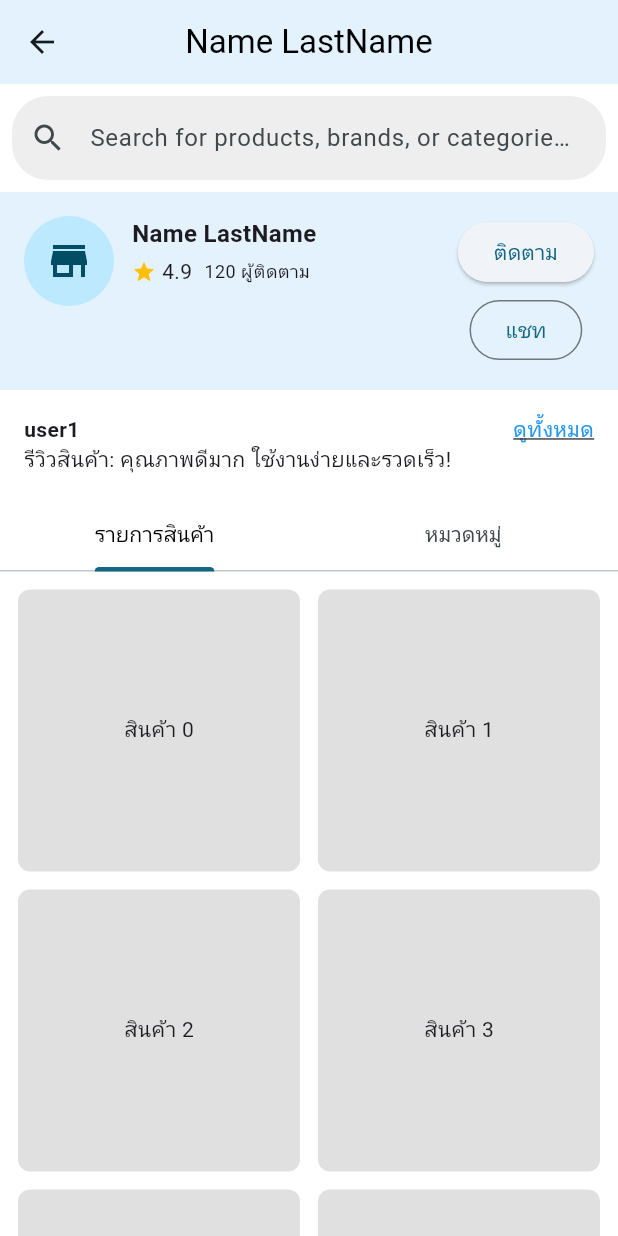
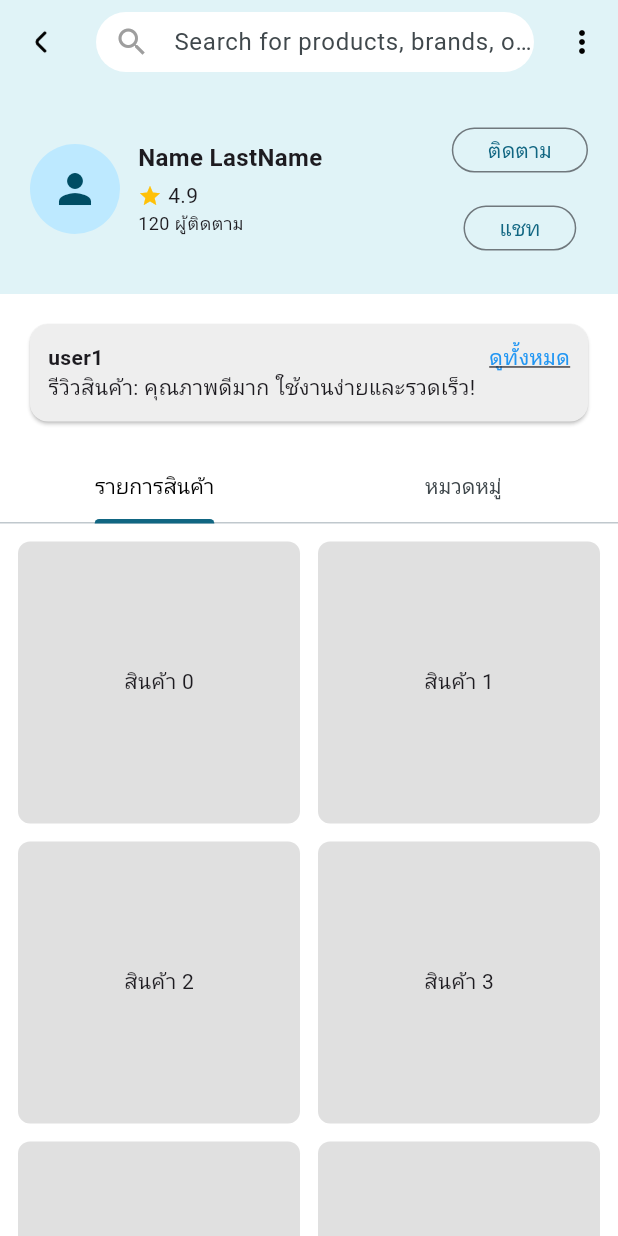
Before and after one commit to sareefhub/Locaza, a Flutter app: the StoreScreen screen opened directly with empty values, on a phone screen of 412 x 824 dp. Run offline on Flutter 3.47's test engine with Material 3 defaults, Android fonts, the phone set to English and light mode, and no system bars; our stand-ins replace awesome_dialog, dropdown_button2, flutter_riverpod, go_router, google_fonts, image_picker and 2 more; accounts and stored records are empty; network calls fail; Roboto replaces fonts that are missing (Sarabun).

Commit message:
refactor(store): StoreScreen to use NestedScrollView with fixed TabBar and searchable AppBar

```diff
--- a/frontend/lib/features/store/presentation/screens/store_screen.dart
+++ b/frontend/lib/features/store/presentation/screens/store_screen.dart
@@ -23,7 +23,7 @@ final storeProvider = Provider<Map<String, dynamic>>((ref) {
   };
 });
 
-class StoreScreen extends ConsumerWidget {
+class StoreScreen extends ConsumerStatefulWidget {
   final String storeId;
   final bool isOwner;
   final Map<String, dynamic>? seller;
@@ -36,61 +36,99 @@ class StoreScreen extends ConsumerWidget {
   });
 
   @override
-  Widget build(BuildContext context, WidgetRef ref) {
-    // ใช้ ! เพื่อบังคับ non-null
-    final store = seller ?? ref.watch(storeProvider)!;
+  ConsumerState<StoreScreen> createState() => _StoreScreenState();
+}
 
-    return DefaultTabController(
-      length: 2,
-      child: Scaffold(
+class _StoreScreenState extends ConsumerState<StoreScreen>
+    with SingleTickerProviderStateMixin {
+  final TextEditingController _searchController = TextEditingController();
+  String searchQuery = "";
+  late TabController _tabController;
+
+  @override
+  void initState() {
+    super.initState();
+    _tabController = TabController(length: 2, vsync: this);
+  }
+
+  @override
+  void dispose() {
+    _searchController.dispose();
+    _tabController.dispose();
+    super.dispose();
+  }
+
+  @override
+  Widget build(BuildContext context) {
+    final store = widget.seller ?? ref.watch(storeProvider);
+
+    return Scaffold(
       backgroundColor: Colors.white,
       appBar: AppBar(
-          backgroundColor: Colors.blue[50],
+        backgroundColor: const Color(0xFFE0F3F7),
         elevation: 0,
-          title: Text(
-            store["name"] ?? "ร้านค้า",
-            style: const TextStyle(color: Colors.black),
+        leading: IconButton(
+          icon: Image.asset(
+            'assets/icons/angle-small-left.png',
+            width: 24,
+            height: 24,
           ),
-          centerTitle: true,
+          onPressed: () => context.pop(),
         ),
-        body: SafeArea(
+        titleSpacing: 0,
+        title: Container(
+          margin: const EdgeInsets.symmetric(horizontal: 8),
+          height: 40,
+          decoration: BoxDecoration(
+            color: Colors.white,
+            borderRadius: BorderRadius.circular(24),
+          ),
+          child: TextField(
+            controller: _searchController,
+            decoration: const InputDecoration(
+              hintText: "Search for products, brands, or categories...",
+              border: InputBorder.none,
+              prefixIcon: Icon(Icons.search, color: Colors.grey),
+              contentPadding: EdgeInsets.symmetric(vertical: 10),
+            ),
+            onChanged: (value) {
+              setState(() {
+                searchQuery = value;
+              });
+            },
+          ),
+        ),
+        centerTitle: false,
+        actions: [
+          IconButton(
+            icon: const Icon(Icons.more_vert, color: Colors.black),
+            onPressed: () {},
+          ),
+        ],
+      ),
+      body: NestedScrollView(
+        headerSliverBuilder: (context, innerBoxIsScrolled) => [
+          // 🏪 ส่วนหัวของร้าน + รีวิว
+          SliverToBoxAdapter(
             child: Column(
               children: [
-              // 🔎 Search bar
-              Padding(
-                padding: const EdgeInsets.all(8.0),
-                child: TextField(
-                  decoration: InputDecoration(
-                    hintText: "Search for products, brands, or categories...",
-                    prefixIcon: const Icon(Icons.search),
-                    filled: true,
-                    fillColor: Colors.grey[200],
-                    border: OutlineInputBorder(
-                      borderRadius: BorderRadius.circular(24),
-                      borderSide: BorderSide.none,
-                    ),
-                  ),
-                ),
-              ),
-
-              // 🏪 Store Header
+                // 🏪 ส่วนหัวร้าน
                 Container(
-                color: Colors.blue[50],
-                padding: const EdgeInsets.all(16),
+                  color: const Color(0xFFE0F3F7),
+                  padding: const EdgeInsets.all(20),
                   child: Row(
-                  crossAxisAlignment: CrossAxisAlignment.start,
                     children: [
                       CircleAvatar(
                         radius: 30,
                         backgroundImage:
-                          (store["avatar_url"] != null &&
-                              (store["avatar_url"] as String).isNotEmpty)
-                          ? NetworkImage(store["avatar_url"])
+                            (store?["avatar_url"] != null &&
+                                (store?["avatar_url"] as String).isNotEmpty)
+                            ? NetworkImage(store!["avatar_url"])
                             : null,
                         child:
-                          (store["avatar_url"] == null ||
-                              (store["avatar_url"] as String).isEmpty)
-                          ? const Icon(Icons.store, size: 32)
+                            (store?["avatar_url"] == null ||
+                                (store?["avatar_url"] as String).isEmpty)
+                            ? const Icon(Icons.person, size: 32)
                             : null,
                       ),
                       const SizedBox(width: 12),
@@ -99,7 +137,7 @@ class StoreScreen extends ConsumerWidget {
                           crossAxisAlignment: CrossAxisAlignment.start,
                           children: [
                             Text(
-                            store["name"] ?? "ร้านค้า",
+                              store?["name"] ?? "ร้านค้า",
                               style: const TextStyle(
                                 fontSize: 16,
                                 fontWeight: FontWeight.bold,
@@ -114,26 +152,31 @@ class StoreScreen extends ConsumerWidget {
                                   color: Colors.amber,
                                 ),
                                 const SizedBox(width: 4),
-                              Text("${store["rating"] ?? 0}"),
-                              const SizedBox(width: 8),
+                                Text("${store?["rating"] ?? 0}"),
+                              ],
+                            ),
                             Text(
-                                "${store["followers"] ?? 0} ผู้ติดตาม",
+                              "${store?["followers"] ?? 0} ผู้ติดตาม",
                               style: const TextStyle(fontSize: 12),
                             ),
                           ],
                         ),
-                        ],
                       ),
-                    ),
-                    if (!isOwner)
+                      if (!widget.isOwner)
                         Column(
                           children: [
-                          ElevatedButton(
+                            OutlinedButton(
+                              style: OutlinedButton.styleFrom(
+                                minimumSize: const Size(70, 30),
+                              ),
                               onPressed: () {},
                               child: const Text("ติดตาม"),
                             ),
                             const SizedBox(height: 4),
                             OutlinedButton(
+                              style: OutlinedButton.styleFrom(
+                                minimumSize: const Size(70, 30),
+                              ),
                               onPressed: () {},
                               child: const Text("แชท"),
                             ),
@@ -143,7 +186,7 @@ class StoreScreen extends ConsumerWidget {
                   ),
                 ),
 
-              // 💬 Review Section
+                // 💬 รีวิว
                 Container(
                   width: double.infinity,
                   color: Colors.white,
@@ -152,23 +195,29 @@ class StoreScreen extends ConsumerWidget {
                     vertical: 16,
                   ),
                   child:
-                    (store["reviews"] != null &&
-                        (store["reviews"] as List).isNotEmpty)
-                    ? Row(
+                      (store?["reviews"] != null &&
+                          (store?["reviews"] as List).isNotEmpty)
+                      ? Card(
+                          color: Colors.grey[200],
+                          child: Padding(
+                            padding: const EdgeInsets.all(12),
+                            child: Row(
                               crossAxisAlignment: CrossAxisAlignment.start,
                               children: [
                                 Expanded(
                                   child: Column(
-                              crossAxisAlignment: CrossAxisAlignment.start,
+                                    crossAxisAlignment:
+                                        CrossAxisAlignment.start,
                                     children: [
                                       Text(
-                                  (store["reviews"][0]["user"] ?? '') as String,
+                                        (store?["reviews"][0]["user"] ?? '')
+                                            as String,
                                         style: const TextStyle(
                                           fontWeight: FontWeight.bold,
                                         ),
                                       ),
                                       Text(
-                                  (store["reviews"][0]["comment"] ?? '')
+                                        (store?["reviews"][0]["comment"] ?? '')
                                             as String,
                                       ),
                                     ],
@@ -186,9 +235,9 @@ class StoreScreen extends ConsumerWidget {
                                         ),
                                       ),
                                       builder: (_) => ViewReviewScreen(
-                                  storeName: store["name"],
-                                  reviews: store["reviews"],
-                                  isOwner: isOwner,
+                                        storeName: store?["name"] ?? "ร้านค้า",
+                                        reviews: store?["reviews"] ?? [],
+                                        isOwner: widget.isOwner,
                                       ),
                                     );
                                   },
@@ -201,6 +250,8 @@ class StoreScreen extends ConsumerWidget {
                                   ),
                                 ),
                               ],
+                            ),
+                          ),
                         )
                       : const Center(
                           child: Text(
@@ -209,61 +260,61 @@ class StoreScreen extends ConsumerWidget {
                           ),
                         ),
                 ),
+              ],
+            ),
+          ),
 
-              // 📑 Tabs
-              const TabBar(
+          // 📑 TabBar fixed
+          SliverPersistentHeader(
+            pinned: true,
+            delegate: _SliverAppBarDelegate(
+              TabBar(
+                controller: _tabController,
                 labelColor: Colors.black,
-                tabs: [
+                tabs: const [
                   Tab(text: "รายการสินค้า"),
                   Tab(text: "หมวดหมู่"),
                 ],
               ),
-
-              // 📦 Content
-              Expanded(
-                child: TabBarView(
+            ),
+          ),
+        ],
+        body: TabBarView(
+          controller: _tabController,
           children: [
-                    // Product Grid
+            // ✅ GridView
             GridView.builder(
               padding: const EdgeInsets.all(12),
-                      gridDelegate:
-                          const SliverGridDelegateWithFixedCrossAxisCount(
+              gridDelegate: const SliverGridDelegateWithFixedCrossAxisCount(
                 crossAxisCount: 2,
                 childAspectRatio: 1,
                 crossAxisSpacing: 12,
                 mainAxisSpacing: 12,
               ),
-                      itemCount: (store["products"] as List?)?.length ?? 0,
+              itemCount: (store?["products"] as List?)?.length ?? 0,
               itemBuilder: (context, index) {
-                        final product = (store["products"] as List)[index];
-                        return GestureDetector(
-                          onTap: () {
-                            context.push('/product_details', extra: product);
-                          },
-                          child: Container(
+                final product = (store?["products"] as List)[index];
+                return Container(
                   decoration: BoxDecoration(
                     color: Colors.grey[300],
                     borderRadius: BorderRadius.circular(8),
                   ),
-                            child: Center(
-                              child: Text(product["title"] ?? "สินค้า"),
-                            ),
-                          ),
+                  child: Center(child: Text(product["title"] ?? "สินค้า")),
                 );
               },
             ),
 
-                    // Category Tab
+            // ✅ ListView
             ListView.builder(
               padding: const EdgeInsets.all(12),
-                      itemCount: (store["categories"] as List?)?.length ?? 0,
+              itemCount: (store?["categories"] as List?)?.length ?? 0,
               itemBuilder: (context, index) {
-                        final category = (store["categories"] as List)[index];
+                final category = (store?["categories"] as List)[index];
                 return Card(
                   child: ListTile(
                     title: Text(category ?? ''),
                     onTap: () {
-                              // TODO: กรองสินค้าแยกตามหมวดหมู่
+                      // TODO: filter products by category
                     },
                   ),
                 );
@@ -272,10 +323,30 @@ class StoreScreen extends ConsumerWidget {
           ],
         ),
       ),
-            ],
-          ),
-        ),
-      ),
     );
   }
 }
+
+/// SliverPersistentHeader สำหรับ TabBar
+class _SliverAppBarDelegate extends SliverPersistentHeaderDelegate {
+  final TabBar _tabBar;
+
+  _SliverAppBarDelegate(this._tabBar);
+
+  @override
+  double get minExtent => _tabBar.preferredSize.height;
+  @override
+  double get maxExtent => _tabBar.preferredSize.height;
+
+  @override
+  Widget build(
+    BuildContext context,
+    double shrinkOffset,
+    bool overlapsContent,
+  ) {
+    return Container(color: Colors.white, child: _tabBar);
+  }
+
+  @override
+  bool shouldRebuild(_SliverAppBarDelegate oldDelegate) => false;
+}
```
Lines whose indentation alone changed are shown as unchanged.
